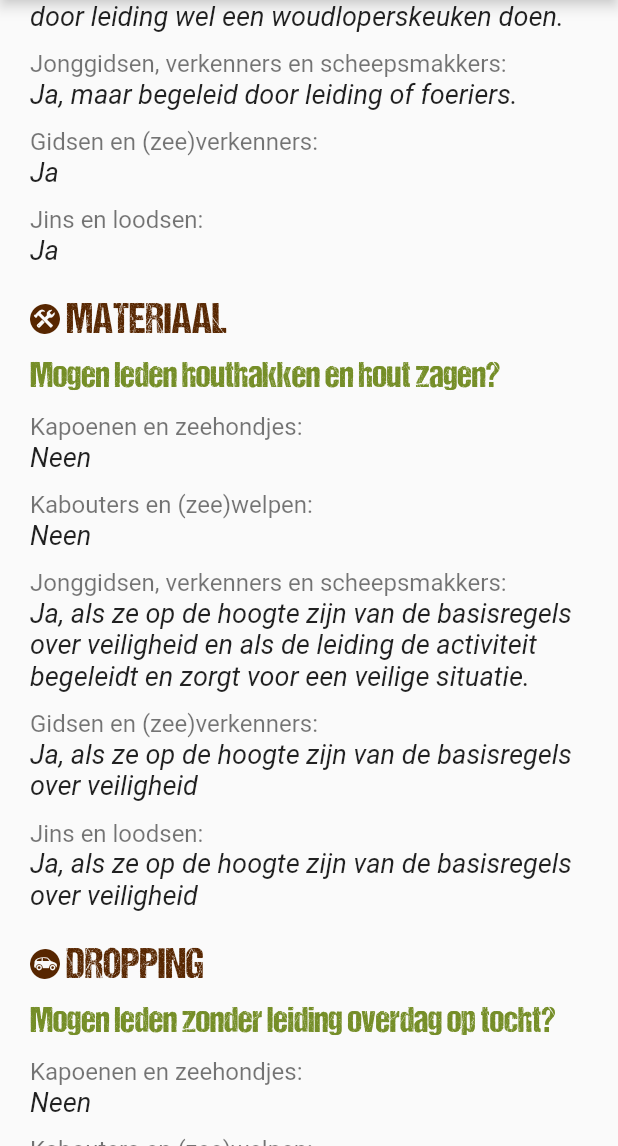
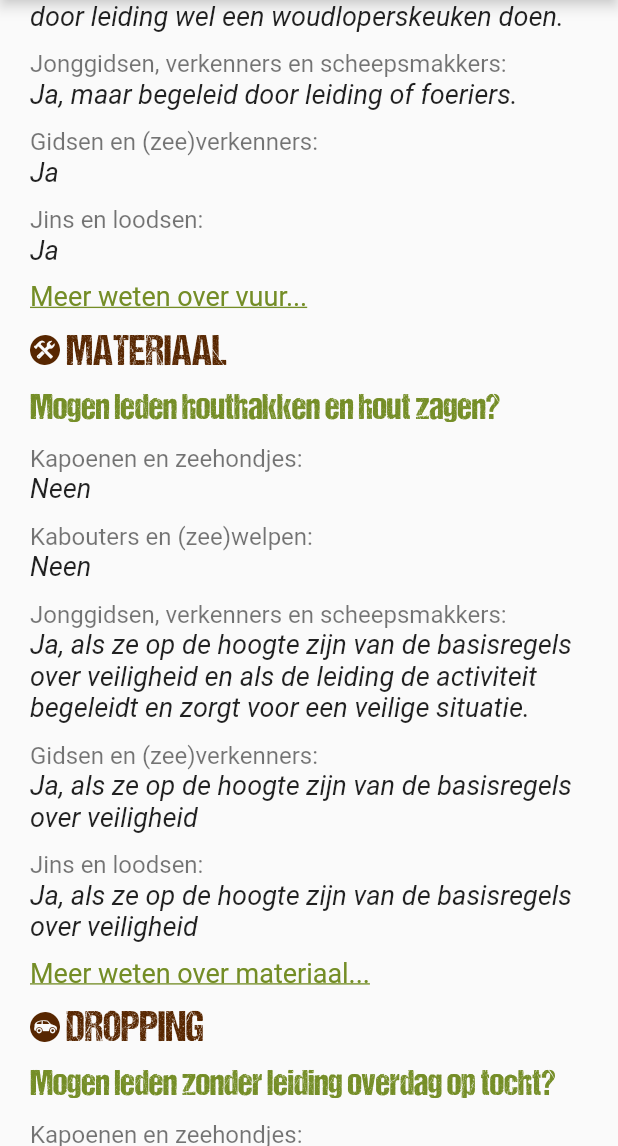
Before and after one commit to ScoutsGidsenVL/speel-op-veilig-2023, a Flutter app: the Vragen screen opened by its route, scrolled down 576 dp, on a phone screen of 412 x 824 dp, the part 90-1236 px from its top. Run offline on Flutter 3.47's test engine with Material 2 defaults, Android fonts, the phone set to English and light mode, and no system bars; drawn by our look-alikes of flutter_markdown; our stand-ins replace expandable.

Commit message:
Meer weten over

```diff
--- a/lib/pages/vragen.dart
+++ b/lib/pages/vragen.dart
@@ -1,7 +1,9 @@
 import 'dart:convert';
 import 'package:flutter/material.dart';
 import 'package:flutter/services.dart';
+import 'package:flutter_markdown/flutter_markdown.dart';
 import 'package:speel_op_veilig/model/chapters.dart';
+import 'package:speel_op_veilig/util.dart';
 import 'package:speel_op_veilig/widgets/custom_icon.dart';
 import 'package:speel_op_veilig/widgets/faq.dart';
 import 'package:speel_op_veilig/widgets/section.dart';
@@ -87,17 +89,27 @@ class VragenState extends State<Vragen> {
                                 style:
                                     Theme.of(context).textTheme.headlineLarge)),
                       ]),
-                    children: c.content
+                      children: [
+                        ...c.content
                                 ?.where((e) => e.answers.any((a) =>
-                                _filter.isEmpty || _filter.contains(a.group)))
+                                    _filter.isEmpty ||
+                                    _filter.contains(a.group)))
                                 .map((e) => Faq(
                                     question: e.question,
                                     answers: Map.fromEntries(e.answers
                                         .where(filterAnswer)
-                                    .map((a) => MapEntry(a.group, a.answer)))))
+                                        .map((a) =>
+                                            MapEntry(a.group, a.answer)))))
                                 .toList() ??
                             [],
-                  ))
+                        c.url == null
+                            ? Container()
+                            : MarkdownBody(
+                                data:
+                                    '[Meer weten over ${c.title.toLowerCase()}...](/${c.url})',
+                                styleSheet: markdownStyle(context),
+                                onTapLink: linkHandler(context)),
+                      ])),
         ]));
   }
 }
--- a/lib/pages/wegwijs.dart
+++ b/lib/pages/wegwijs.dart
@@ -1,10 +1,7 @@
-import 'dart:math';
-
 import 'package:flutter_markdown/flutter_markdown.dart';
 import 'package:flutter/material.dart';
 import 'package:flutter/services.dart';
 import 'package:speel_op_veilig/util.dart';
-import 'package:markdown/markdown.dart' as md;
 import 'package:speel_op_veilig/widgets/custom_icon.dart';
 
 class Wegwijs extends StatefulWidget {
@@ -52,7 +49,7 @@ class WegwijsState extends State<Wegwijs> {
                           ? Container()
                           : Row(
                               children: [
-                                CustomIcon(type: icon, color: true, size: 20),
+                                CustomIcon(type: icon, size: 20),
                                 Padding(
                                     padding: const EdgeInsets.only(left: 4),
                                     child: Text(p.value.substring(0, i),
--- a/lib/util.dart
+++ b/lib/util.dart
@@ -4,7 +4,7 @@ import 'package:url_launcher/url_launcher.dart';
 
 MarkdownStyleSheet markdownStyle(BuildContext context) {
   return MarkdownStyleSheet(
-      p: const TextStyle(fontSize: 16),
+      p: const TextStyle(fontSize: 18),
       a: TextStyle(
           color: Theme.of(context).colorScheme.secondary,
           decoration: TextDecoration.underline),
--- a/lib/widgets/custom_icon.dart
+++ b/lib/widgets/custom_icon.dart
@@ -16,11 +16,9 @@ class CustomIcon extends StatelessWidget {
   };
 
   final String type;
-  final bool? color;
   final double? size;
 
-  const CustomIcon({Key? key, required this.type, this.color, this.size})
-      : super(key: key);
+  const CustomIcon({Key? key, required this.type, this.size}) : super(key: key);
 
   @override
   Widget build(BuildContext context) {
@@ -31,8 +29,7 @@ class CustomIcon extends StatelessWidget {
             style: TextStyle(
                 fontFamily: 'SpeelOpVeilig',
                 fontSize: size ?? 14,
-                color: ((color ?? false) ? data.color : null) ??
-                    Theme.of(context).colorScheme.primary));
+                color: data.color ?? Theme.of(context).colorScheme.primary));
   }
 }
 
--- a/lib/widgets/rule_item.dart
+++ b/lib/widgets/rule_item.dart
@@ -21,11 +21,13 @@ class RuleItem extends StatelessWidget {
               ? Container()
               : Padding(
                   padding: const EdgeInsets.only(top: 4, right: 2),
-                  child: CustomIcon(type: type!, color: true)),
+                  child: CustomIcon(type: type!)),
           Flexible(
               fit: FlexFit.tight,
               child: MarkdownBody(
-                  data: text ?? '', onTapLink: linkHandler(context))),
+                  data: text ?? '',
+                  styleSheet: markdownStyle(context),
+                  onTapLink: linkHandler(context))),
           why == null || why!.isEmpty
               ? Container()
               : IconButton(
```
Also changed, not shown: lib/model/chapters.dart (+2 -13 lines), lib/pages/thema.dart (+19 -4 lines), lib/widgets/info_item.dart (added, +29 -0 lines), assets/data.json, lib/model/chapters.g.dart. Lines whose indentation alone changed are shown as unchanged.
